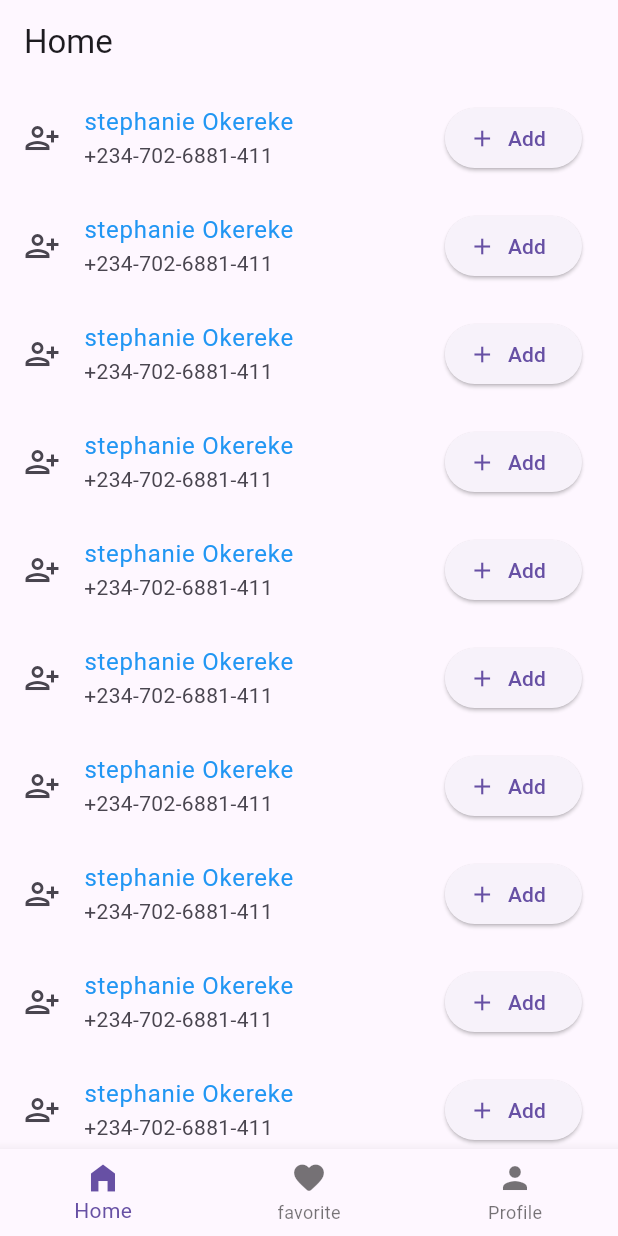
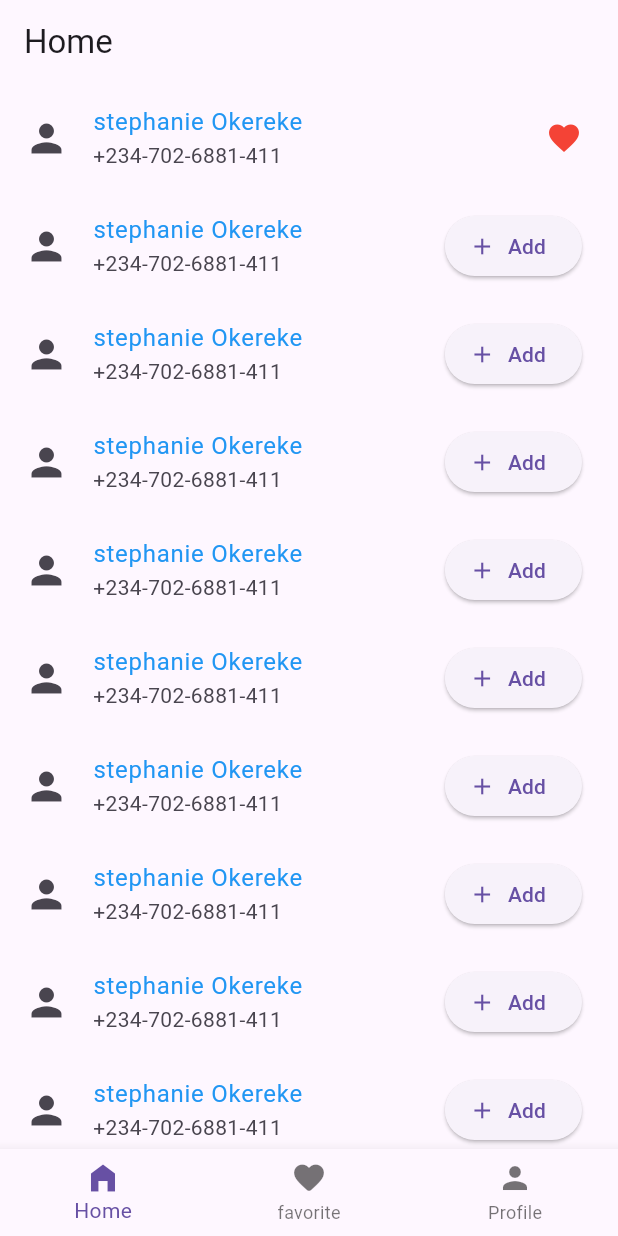
Before and after one commit to Chukcyihub/state_app, a Flutter app: the screen it shows after launch, after a tap on "Add", on a phone screen of 412 x 824 dp. Run offline on Flutter 3.47's test engine with Material 2 defaults, Android fonts, the phone set to English and light mode, and no system bars.

Commit message:
Adding and removing Favorites

```diff
--- a/lib/main.dart
+++ b/lib/main.dart
@@ -1,6 +1,7 @@
 import 'package:flutter/material.dart';
 import 'package:provider/provider.dart';
 import 'package:state_app/providers/counter.dart';
+import 'package:state_app/providers/favorite_provider.dart';
 import 'package:state_app/screen/home_screen.dart';
 
 void main() {
@@ -17,6 +18,9 @@ class MyApp extends StatelessWidget {
         ChangeNotifierProvider(
           create: (_) => Counter(),
         ),
+        ChangeNotifierProvider(
+          create: (context) => FavoriteProvider(),
+        ),
       ],
       child: MaterialApp(
         debugShowCheckedModeBanner: false,
--- /dev/null
+++ b/lib/providers/favorite_provider.dart
@@ -0,0 +1,22 @@
+import 'package:flutter/material.dart';
+
+class FavoriteProvider with ChangeNotifier {
+  //declare a list of favorite contacts
+
+  List<int> favoriteContacts = [];
+  List<int> get favorites => favoriteContacts;
+
+  // create a method to add favorite contacts
+
+  addFavorite(int index) {
+    favoriteContacts.add(index);
+    notifyListeners();
+  }
+
+// create a method to remove favorite contacts
+
+  removeFavorite(int index) {
+    favoriteContacts.remove(index);
+    notifyListeners();
+  }
+}
--- a/lib/widget/home_widget.dart
+++ b/lib/widget/home_widget.dart
@@ -1,4 +1,6 @@
 import 'package:flutter/material.dart';
+import 'package:provider/provider.dart';
+import 'package:state_app/providers/favorite_provider.dart';
 
 class HomeWidget extends StatelessWidget {
   const HomeWidget({super.key});
@@ -18,20 +20,32 @@ class ContactList extends StatelessWidget {
 
   @override
   Widget build(BuildContext context) {
+    final myFav = Provider.of<FavoriteProvider>(context);
+
     return ListView.builder(
       itemCount: 10,
       itemBuilder: ((context, index) {
         return ListTile(
-          leading: const Icon(Icons.person_add_alt_1_outlined),
+          leading: const Icon(
+            Icons.person,
+            size: 30,
+          ),
           title: const Text(
             "stephanie Okereke",
             style: TextStyle(color: Colors.blue),
           ),
           subtitle: const Text("+234-702-6881-411"),
-          trailing: ElevatedButton.icon(
-              onPressed: () {},
-              icon: const Icon(Icons.add),
-              label: const Text("Add")),
+          trailing: myFav.favoriteContacts.contains(index)
+              ? const Icon(
+                  Icons.favorite,
+                  color: Colors.red,
+                )
+              : ElevatedButton.icon(
+                  onPressed: () {
+                    myFav.addFavorite(index);
+                  },
+                  icon: const Icon(Icons.add),
+                  label: const Text("Add")),
         );
       }),
     );
```
Also changed, not shown: lib/widget/favorite_widget.dart (+38 -25 lines), assets/images/ayra.jpeg (added).
